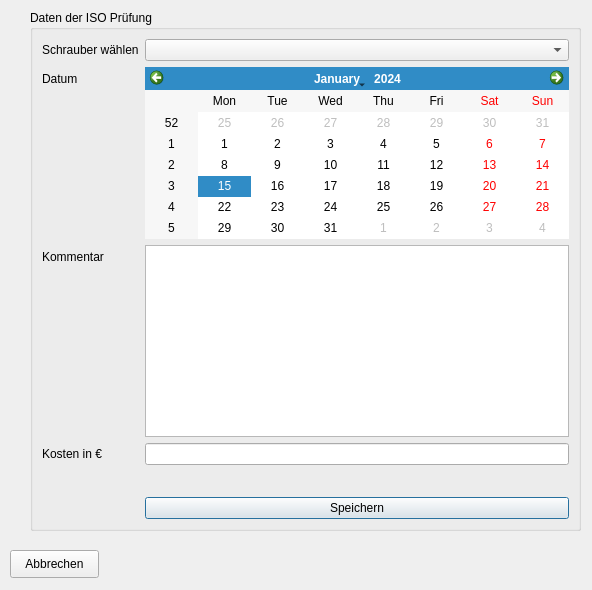
a6min/tool-management-system, file pruefungdurchfuehren.ui: the form before one commit.
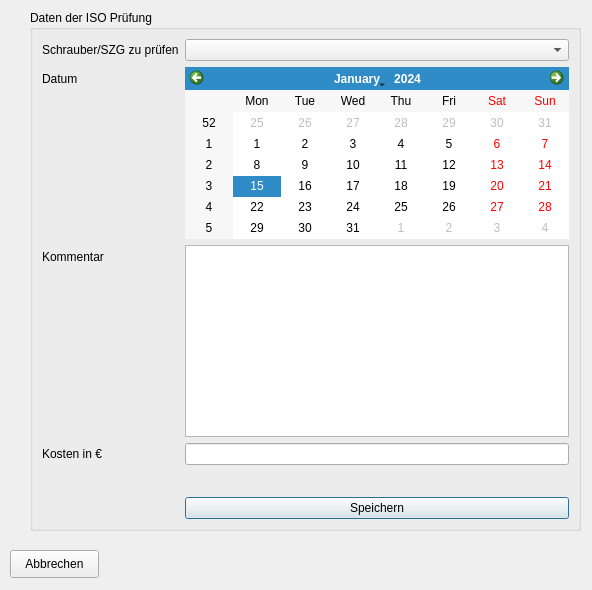
The form after the commit.

Diff of the .ui file:
```diff
--- a/pruefungdurchfuehren.ui
+++ b/pruefungdurchfuehren.ui
@@ -29,7 +29,7 @@
     <item row="0" column="0">
      <widget class="QLabel" name="label_SchrauberWaehlen">
       <property name="text">
-       <string>Schrauber wählen</string>
+       <string>Schrauber/SZG zu prüfen</string>
       </property>
      </widget>
     </item>
```
